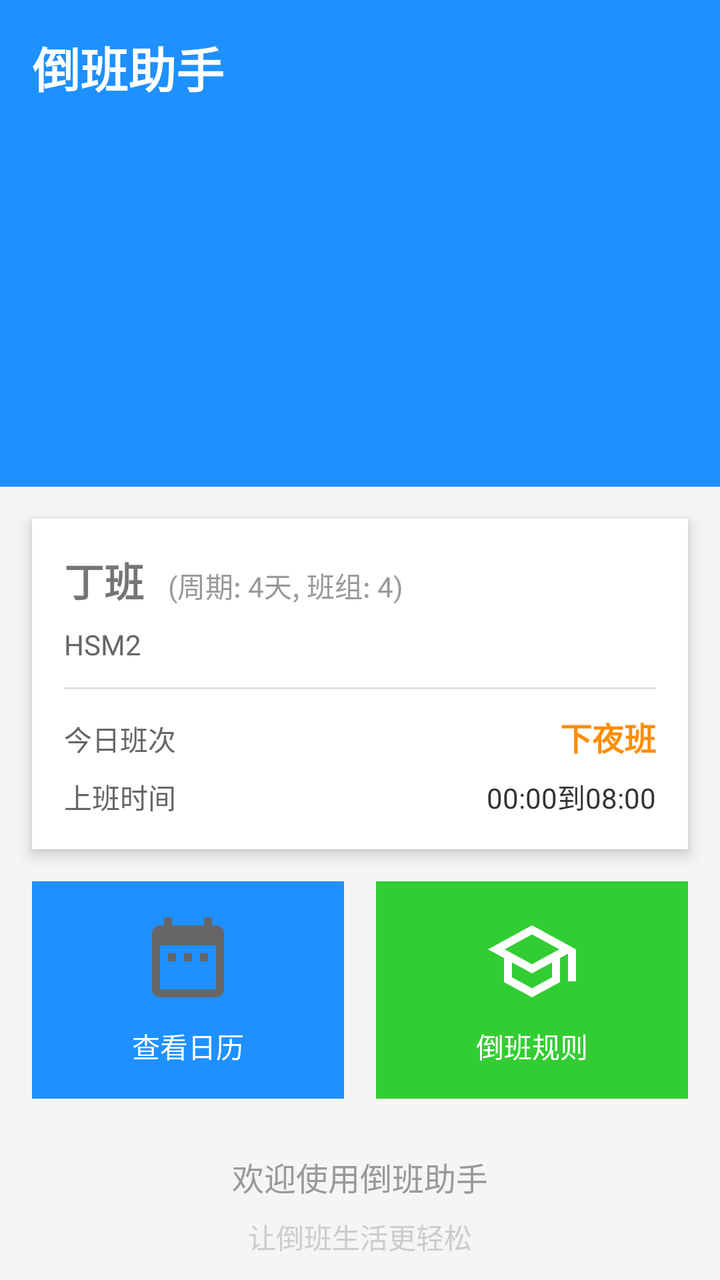
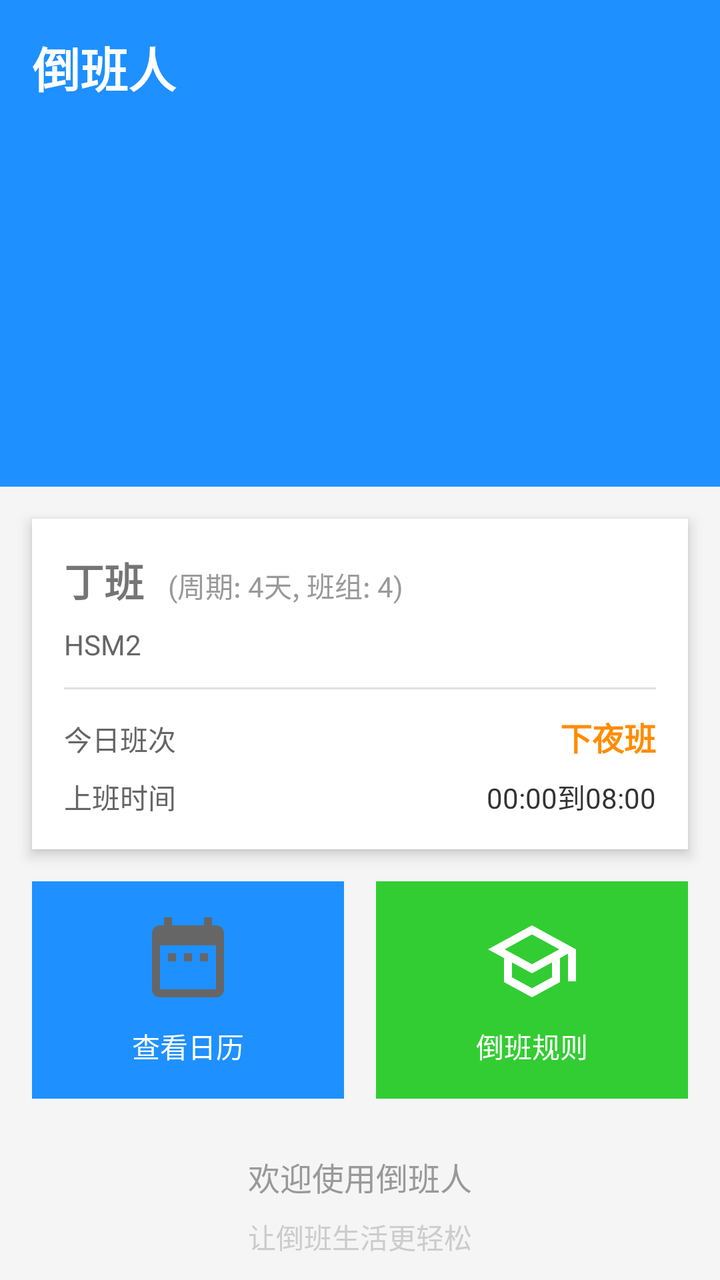

Two renders of the same Android screen: before a commit and after it. Below are the layout's source before the change and the commit's diff.
<!-- AndroidManifest.xml: application theme Theme.MyApplication -->
<!-- res/layout/fragment_home.xml -->
<?xml version="1.0" encoding="utf-8"?>
<LinearLayout xmlns:android="http://schemas.android.com/apk/res/android"
    android:layout_width="match_parent"
    android:layout_height="match_parent"
    android:orientation="vertical">

    <LinearLayout
        android:layout_width="match_parent"
        android:layout_height="wrap_content"
        android:background="#1E90FF"
        android:padding="16dp">

        <TextView
            android:layout_width="match_parent"
            android:layout_height="wrap_content"
            android:text="倒班助手"
            android:textColor="#FFFFFF"
            android:textSize="24sp"
            android:textStyle="bold" />

        <TextView
            android:layout_width="match_parent"
            android:layout_height="wrap_content"
            android:layout_marginTop="8dp"
            android:text="轻松管理您的倒班生活"
            android:textColor="#E0E0E0"
            android:textSize="14sp" />
    </LinearLayout>

    <LinearLayout
        android:layout_width="match_parent"
        android:layout_height="wrap_content"
        android:layout_margin="16dp"
        android:background="#FFFFFF"
        android:orientation="vertical"
        android:padding="16dp"
        android:elevation="4dp">

        <LinearLayout
            android:layout_width="match_parent"
            android:layout_height="wrap_content"
            android:orientation="horizontal">

            <TextView
                android:id="@+id/group_name"
                android:layout_width="wrap_content"
                android:layout_height="wrap_content"
                android:text="丁班"
                android:textSize="20sp"
                android:textStyle="bold" />

            <TextView
                android:layout_width="wrap_content"
                android:layout_height="wrap_content"
                android:layout_marginLeft="12dp"
                android:text="(周期: 4天, 班组: 4)"
                android:textColor="#999999"
                android:textSize="14sp" />
        </LinearLayout>

        <TextView
            android:id="@+id/company_name"
            android:layout_width="wrap_content"
            android:layout_height="wrap_content"
            android:layout_marginTop="8dp"
            android:text="HSM2"
            android:textColor="#666666"
            android:textSize="14sp" />

        <View
            android:layout_width="match_parent"
            android:layout_height="1dp"
            android:layout_marginTop="12dp"
            android:background="#E0E0E0" />

        <LinearLayout
            android:layout_width="match_parent"
            android:layout_height="wrap_content"
            android:layout_marginTop="12dp"
            android:orientation="horizontal">

            <TextView
                android:layout_width="0dp"
                android:layout_height="wrap_content"
                android:layout_weight="1"
                android:text="今日班次"
                android:textColor="#666666"
                android:textSize="14sp" />

            <TextView
                android:layout_width="wrap_content"
                android:layout_height="wrap_content"
                android:text="下夜班"
                android:textColor="#FF8C00"
                android:textSize="16sp"
                android:textStyle="bold" />
        </LinearLayout>

        <LinearLayout
            android:layout_width="match_parent"
            android:layout_height="wrap_content"
            android:layout_marginTop="8dp"
            android:orientation="horizontal">

            <TextView
                android:layout_width="0dp"
                android:layout_height="wrap_content"
                android:layout_weight="1"
                android:text="上班时间"
                android:textColor="#666666"
                android:textSize="14sp" />

            <TextView
                android:layout_width="wrap_content"
                android:layout_height="wrap_content"
                android:text="00:00到08:00"
                android:textColor="#333333"
                android:textSize="14sp" />
        </LinearLayout>
    </LinearLayout>

    <LinearLayout
        android:layout_width="match_parent"
        android:layout_height="wrap_content"
        android:layout_marginLeft="16dp"
        android:layout_marginRight="16dp"
        android:layout_marginBottom="16dp"
        android:orientation="horizontal">

        <LinearLayout
            android:id="@+id/btn_view_calendar"
            android:layout_width="0dp"
            android:layout_height="wrap_content"
            android:layout_weight="1"
            android:background="#1E90FF"
            android:gravity="center"
            android:orientation="vertical"
            android:padding="16dp">

            <ImageView
                android:layout_width="48dp"
                android:layout_height="48dp"
                android:src="@drawable/ic_calendar" />

            <TextView
                android:layout_width="wrap_content"
                android:layout_height="wrap_content"
                android:layout_marginTop="8dp"
                android:text="查看日历"
                android:textColor="#FFFFFF"
                android:textSize="14sp" />
        </LinearLayout>

        <LinearLayout
            android:id="@+id/btn_view_rule"
            android:layout_width="0dp"
            android:layout_height="wrap_content"
            android:layout_weight="1"
            android:layout_marginLeft="16dp"
            android:background="#32CD32"
            android:gravity="center"
            android:orientation="vertical"
            android:padding="16dp">

            <ImageView
                android:layout_width="48dp"
                android:layout_height="48dp"
                android:src="@drawable/ic_rule" />

            <TextView
                android:layout_width="wrap_content"
                android:layout_height="wrap_content"
                android:layout_marginTop="8dp"
                android:text="倒班规则"
                android:textColor="#FFFFFF"
                android:textSize="14sp" />
        </LinearLayout>
    </LinearLayout>

    <LinearLayout
        android:layout_width="match_parent"
        android:layout_height="0dp"
        android:layout_weight="1"
        android:background="#F5F5F5"
        android:gravity="center"
        android:orientation="vertical">

        <TextView
            android:layout_width="wrap_content"
            android:layout_height="wrap_content"
            android:text="欢迎使用倒班助手"
            android:textColor="#999999"
            android:textSize="16sp" />

        <TextView
            android:layout_width="wrap_content"
            android:layout_height="wrap_content"
            android:layout_marginTop="8dp"
            android:text="让倒班生活更轻松"
            android:textColor="#CCCCCC"
            android:textSize="14sp" />
    </LinearLayout>
</LinearLayout>
<!-- resources referenced by this layout -->
<resources>
  <!-- drawable ic_calendar (drawable) -->
  <vector xmlns:android="http://schemas.android.com/apk/res/android"
      android:width="24dp"
      android:height="24dp"
      android:viewportWidth="24"
      android:viewportHeight="24">
      <path
          android:fillColor="#666666"
          android:pathData="M19 3h-1V1h-2v2H8V1H6v2H5c-1.11 0-1.99.9-1.99 2L3 19c0 1.1.89 2 2 2h14c1.1 0 2-.9 2-2V5c0-1.1-.9-2-2-2zm0 16H5V8h14v11zM9 10H7v2h2v-2zm4 0h-2v2h2v-2zm4 0h-2v2h2v-2z"/>
  </vector>
  <!-- drawable ic_rule (drawable) -->
  <vector xmlns:android="http://schemas.android.com/apk/res/android"
      android:width="48dp"
      android:height="48dp"
      android:viewportWidth="24"
      android:viewportHeight="24">
      <path
          android:fillColor="#FFFFFF"
          android:pathData="M12 3L1 9l4 2.18v6L12 21l7-3.82v-6l2-1.09V17h2V9L12 3zm6.82 6L12 12.72 5.18 9 12 5.28 18.82 9zM17 15.99l-5 2.73-5-2.73v-3.72L12 15l5-2.73v3.72z"/>
  </vector>
  <style name="Theme.MyApplication" parent="Theme.MaterialComponents.DayNight.NoActionBar">
          <item name="colorPrimary">#1E90FF</item>
          <item name="colorPrimaryVariant">#1E90FF</item>
          <item name="colorOnPrimary">#FFFFFF</item>
          <item name="colorSecondary">#1E90FF</item>
          <item name="colorSecondaryVariant">#1E90FF</item>
          <item name="colorOnSecondary">#FFFFFF</item>
          <item name="android:statusBarColor">#1E90FF</item>
          <item name="android:windowBackground">#F5F5F5</item>
      </style>
</resources>

<!-- the commit's change to res/layout/fragment_home.xml (unified diff, before → after) -->
@@ -13,7 +13,7 @@
         <TextView
             android:layout_width="match_parent"
             android:layout_height="wrap_content"
-            android:text="倒班助手"
+            android:text="倒班人"
             android:textColor="#FFFFFF"
             android:textSize="24sp"
             android:textStyle="bold" />
@@ -188,7 +188,7 @@
         <TextView
             android:layout_width="wrap_content"
             android:layout_height="wrap_content"
-            android:text="欢迎使用倒班助手"
+            android:text="欢迎使用倒班人"
             android:textColor="#999999"
             android:textSize="16sp" />
 
